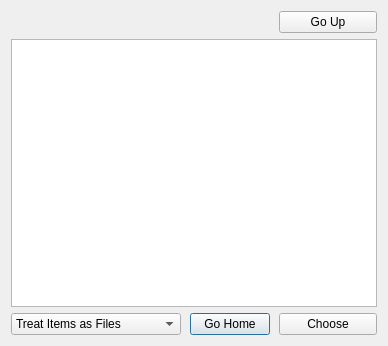
Qt form ui/girderfilebrowserdialog.ui (psavery/girderfilebrowser) before a commit.
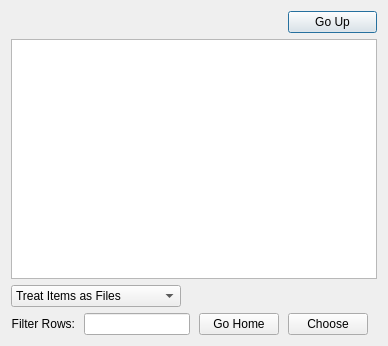
The same form after that commit.

Commit message: Can now display only rows whose names match a filter

What changed in the file:
```diff
--- a/ui/girderfilebrowserdialog.ui
+++ b/ui/girderfilebrowserdialog.ui
@@ -59,13 +59,6 @@
      </item>
     </widget>
    </item>
-   <item row="2" column="2">
-    <widget class="QPushButton" name="push_goHome">
-     <property name="text">
-      <string>Go Home</string>
-     </property>
-    </widget>
-   </item>
    <item row="0" column="0" colspan="3">
     <layout class="QHBoxLayout" name="layout_rootPath">
      <property name="spacing">
@@ -76,13 +69,6 @@
      </property>
     </layout>
    </item>
-   <item row="2" column="3" colspan="2">
-    <widget class="QPushButton" name="push_chooseObject">
-     <property name="text">
-      <string>Choose</string>
-     </property>
-    </widget>
-   </item>
    <item row="0" column="3" colspan="2">
     <widget class="QPushButton" name="push_goUpDir">
      <property name="text">
@@ -90,6 +76,37 @@
      </property>
     </widget>
    </item>
+   <item row="3" column="0">
+    <widget class="QLabel" name="label">
+     <property name="text">
+      <string>Filter Rows:</string>
+     </property>
+     <property name="alignment">
+      <set>Qt::AlignRight|Qt::AlignTrailing|Qt::AlignVCenter</set>
+     </property>
+    </widget>
+   </item>
+   <item row="3" column="1">
+    <widget class="QLineEdit" name="edit_matchesExpression">
+     <property name="toolTip">
+      <string>&lt;html&gt;&lt;head/&gt;&lt;body&gt;&lt;p&gt;Only shows rows that contain the text in this box.&lt;/p&gt;&lt;/body&gt;&lt;/html&gt;</string>
+     </property>
+    </widget>
+   </item>
+   <item row="3" column="2">
+    <widget class="QPushButton" name="push_goHome">
+     <property name="text">
+      <string>Go Home</string>
+     </property>
+    </widget>
+   </item>
+   <item row="3" column="3">
+    <widget class="QPushButton" name="push_chooseObject">
+     <property name="text">
+      <string>Choose</string>
+     </property>
+    </widget>
+   </item>
   </layout>
  </widget>
  <resources/>
```
The commit also changes 2 other files.
